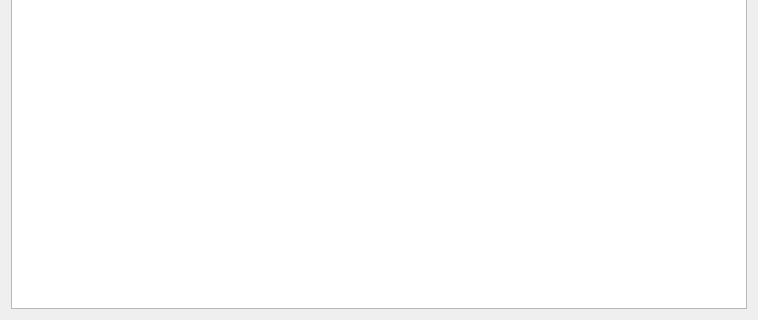
Before: the Qt Designer form src/corewidget/clientheaderalternativewidget.ui in Arox/makler, drawn with Qt 5; both pictures show x 0 to 758 and y 183 to 503 of the 758 by 503 pixel window.
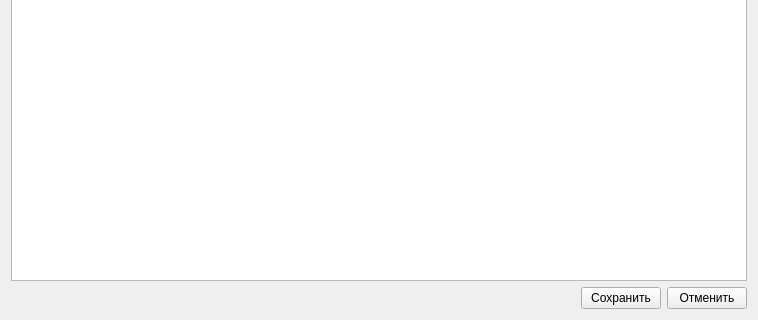
After: the same form once the commit is applied.

Diff of the .ui file:
```diff
--- a/src/corewidget/clientheaderalternativewidget.ui
+++ b/src/corewidget/clientheaderalternativewidget.ui
@@ -80,6 +80,37 @@
      </item>
     </layout>
    </item>
+   <item>
+    <layout class="QHBoxLayout" name="horizontalLayout">
+     <item>
+      <spacer name="horizontalSpacer_2">
+       <property name="orientation">
+        <enum>Qt::Horizontal</enum>
+       </property>
+       <property name="sizeHint" stdset="0">
+        <size>
+         <width>40</width>
+         <height>20</height>
+        </size>
+       </property>
+      </spacer>
+     </item>
+     <item>
+      <widget class="QPushButton" name="mpSave">
+       <property name="text">
+        <string>Сохранить</string>
+       </property>
+      </widget>
+     </item>
+     <item>
+      <widget class="QPushButton" name="mpCancel">
+       <property name="text">
+        <string>Отменить</string>
+       </property>
+      </widget>
+     </item>
+    </layout>
+   </item>
   </layout>
  </widget>
  <resources/>
```
